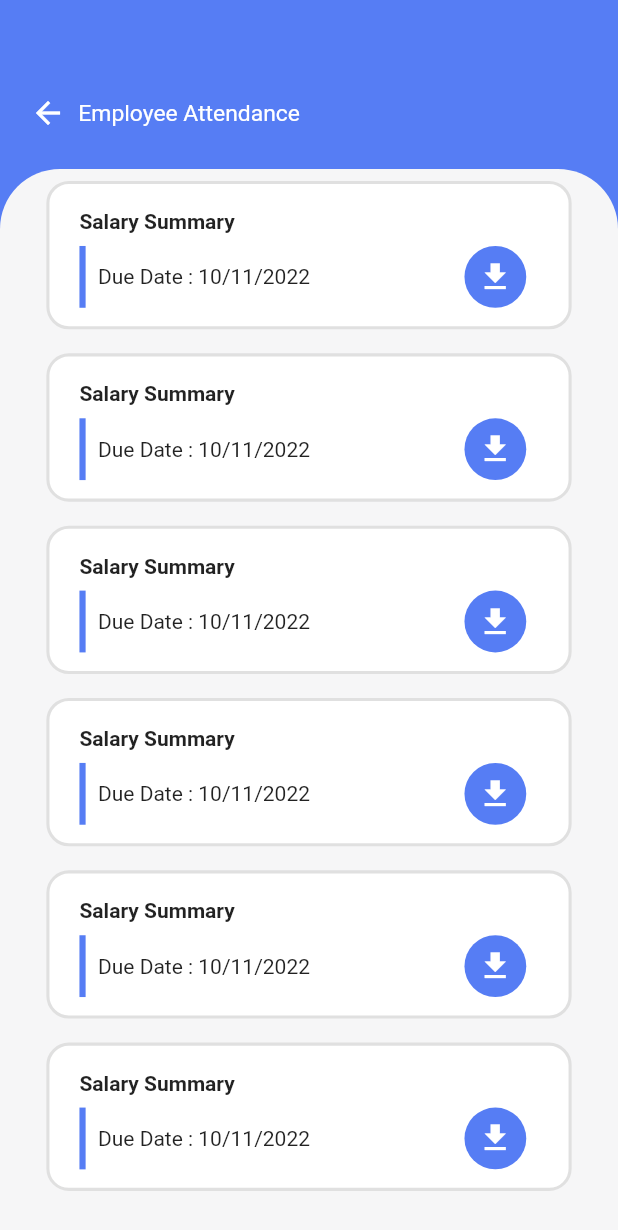
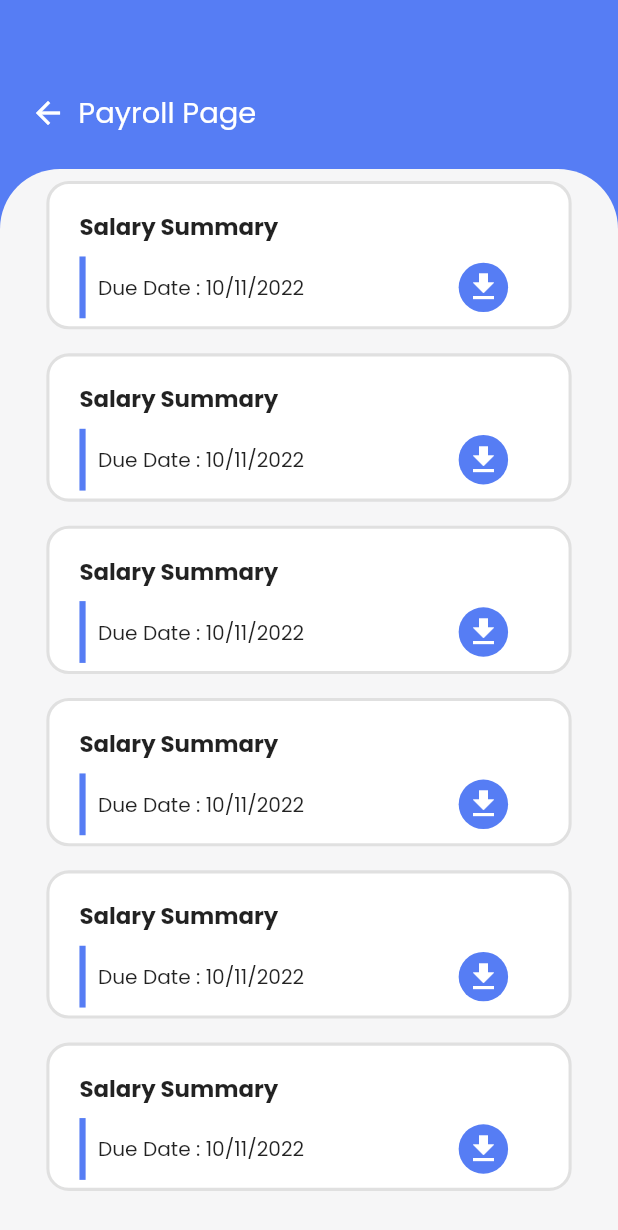
Before and after one commit to betulcelebi/VBT-Sun-App, a Flutter app: the BordroDetailScreen screen opened by its route, on a phone screen of 412 x 824 dp. Shown: the top 1230 px of the screen. Run offline on Flutter 3.47's test engine with Material 2 defaults, Android fonts, the phone set to English and light mode, and no system bars; our stand-ins replace get, google_fonts, responsive_sizer.

Commit message:
bodro sayfasi icin constantlar olusturuldu

```diff
--- a/lib/modules/bodro_detail/bordro_detail_screen.dart
+++ b/lib/modules/bodro_detail/bordro_detail_screen.dart
@@ -2,6 +2,7 @@ import 'package:flutter/material.dart';
 
 import 'package:get/get.dart';
 import 'package:responsive_sizer/responsive_sizer.dart';
+import 'package:vbt_sun_app_project/utils/constant.dart';
 
 import 'bordro_detail_controller.dart';
 
@@ -11,7 +12,7 @@ class BordroDetailScreen extends GetView<BordroDetailController> {
   @override
   Widget build(BuildContext context) {
     return Scaffold(
-        backgroundColor: Color(0xff567DF4),
+        backgroundColor: BordroDetailConstant.mainColor,
         body: SingleChildScrollView(
           child: Column(
             children: [
@@ -22,14 +23,15 @@ class BordroDetailScreen extends GetView<BordroDetailController> {
                     height: 5.h,
                     child: Row(
                       children: [
-                        Icon(Icons.arrow_back, color: Colors.white),
+                        Icon(Icons.arrow_back, color: BordroDetailConstant.whiteC,),
                         SizedBox(
                           width: 2.w,
                         ),
                         Text(
-                          "Employee Attendance",
+                          "Payroll Page",
                           style:
-                              TextStyle(color: Colors.white, fontSize: 16.sp),
+                           //   TextStyle(color: Colors.white, fontSize: 16.sp),
+                           BordroDetailConstant().appBarText
                         )
                       ],
                     )),
@@ -40,13 +42,15 @@ class BordroDetailScreen extends GetView<BordroDetailController> {
 
               Container(
                   height: 100.h,
-                  decoration: BoxDecoration(
-                      color: Color(0xffF6F6F7),
-                      borderRadius: BorderRadius.only(
-                        topRight: Radius.circular(40.0),
-                        topLeft: Radius.circular(40.0),
-                      )),
+                  decoration:BordroDetailConstant().generalContainer ,
+                  // BoxDecoration(
+                  //     color: Color(0xffF6F6F7),
+                  //     borderRadius: BorderRadius.only(
+                  //       topRight: Radius.circular(40.0),
+                  //       topLeft: Radius.circular(40.0),
+                  //     )),
                   child: ListView.builder(
+                    physics: NeverScrollableScrollPhysics(),
                     itemCount: 6,
                     scrollDirection: Axis.vertical,
                     itemBuilder: (context, index) {
@@ -55,14 +59,15 @@ class BordroDetailScreen extends GetView<BordroDetailController> {
                           Padding(
                             padding: const EdgeInsets.all(8.0),
                             child: Container(
-                              decoration: BoxDecoration(
-                                  color: Colors.white,
-                                  //color: Colors.red,
+                              decoration: BordroDetailConstant().insideCotainer,
+                              // BoxDecoration(
+                              //     color: Colors.white,
+                              //     //color: Colors.red,
 
-                                  borderRadius: BorderRadius.circular(15),
-                                  border: Border.all(
-                                      color: Colors.grey.shade300,
-                                      width: 0.5.w)),
+                              //     borderRadius: BorderRadius.circular(15),
+                              //     border: Border.all(
+                              //         color: Colors.grey.shade300,
+                              //         width: 0.5.w)),
                               width: 85.w,
                               height: 12.h,
                               child: Padding(
@@ -73,9 +78,10 @@ class BordroDetailScreen extends GetView<BordroDetailController> {
                                   children: [
                                     Text(
                                       "Salary Summary",
-                                      style: TextStyle(
-                                        fontWeight: FontWeight.bold,
-                                      ),
+                                      style:BordroDetailConstant().salarytext1,
+                                      // TextStyle(
+                                      //   fontWeight: FontWeight.bold,
+                                      // ),
                                     ),
                                     SizedBox(
                                       height: 1.h,
@@ -85,28 +91,34 @@ class BordroDetailScreen extends GetView<BordroDetailController> {
                                         Container(
                                           width: 1.w,
                                           height: 5.h,
-                                          color: Color(0xff567DF4),
+                                         // color: Color(0xff567DF4),
+                                        color: BordroDetailConstant.mainColor,
+
                                         ),
                                         SizedBox(
                                           width: 2.w,
                                         ),
-                                        Text("Due Date : 10/11/2022"),
+                                        Text("Due Date : 10/11/2022",
+                                        style:BordroDetailConstant().salarytext2 ,
+                                        //TextStyle(fontSize: 16.sp),
+                                        ),
                                         SizedBox(
                                           width: 25.w,
                                         ),
                                         GestureDetector(
                                           onTap: () {},
                                           child: Container(
-                                            decoration: BoxDecoration(
-                                                color: Color(0xff567DF4),
-                                                borderRadius:
-                                                    BorderRadius.circular(40)),
-                                            width: 10.w,
-                                            height: 5.h,
+                                            decoration: BordroDetailConstant().downloadContainer,
+                                            // BoxDecoration(
+                                            //     color: BordroDetailConstant.mainColor,
+                                            //     borderRadius:
+                                            //         BorderRadius.circular(40)),
+                                            width: 8.w,
+                                            height: 4.h,
                                             child: Center(
                                                 child: Icon(
                                               Icons.file_download,
-                                              color: Colors.white,
+                                              color: BordroDetailConstant.whiteC,
                                             )),
                                           ),
                                         ),
--- a/lib/utils/constant.dart
+++ b/lib/utils/constant.dart
@@ -1 +1,42 @@
 //Constant---
+import 'package:flutter/material.dart';
+import 'package:google_fonts/google_fonts.dart';
+import 'package:responsive_sizer/responsive_sizer.dart';
+
+class BordroDetailConstant{
+  static const  Color mainColor =  Color(0xff567DF4);
+  static const  Color generalColor = Color(0xffF6F6F7);
+  static const  Color whiteC = Colors.white;
+
+
+
+  final appBarText = GoogleFonts.poppins(
+color: Colors.white, fontSize: 18.sp
+  );
+
+  final salarytext1 =GoogleFonts.poppins(fontWeight: FontWeight.bold,fontSize: 16.sp);
+  final salarytext2= GoogleFonts.poppins(fontSize: 15.sp);
+  final generalContainer = BoxDecoration(
+                      //color: Color(0xffF6F6F7),
+                      color:BordroDetailConstant.generalColor,
+                      borderRadius: BorderRadius.only(
+                        topRight: Radius.circular(40.0),
+                        topLeft: Radius.circular(40.0),
+                      ));
+
+ final insideCotainer =  BoxDecoration(
+
+
+                                  color: BordroDetailConstant.whiteC,
+                                  //color: Colors.red,
+
+                                  borderRadius: BorderRadius.circular(15),
+                                  border: Border.all(
+                                      color: Colors.grey.shade300,
+                                      width: 0.5.w));
+
+   final downloadContainer  =   BoxDecoration(
+                                                color: BordroDetailConstant.mainColor,
+                                                borderRadius:
+                                                    BorderRadius.circular(40));
+}
```
